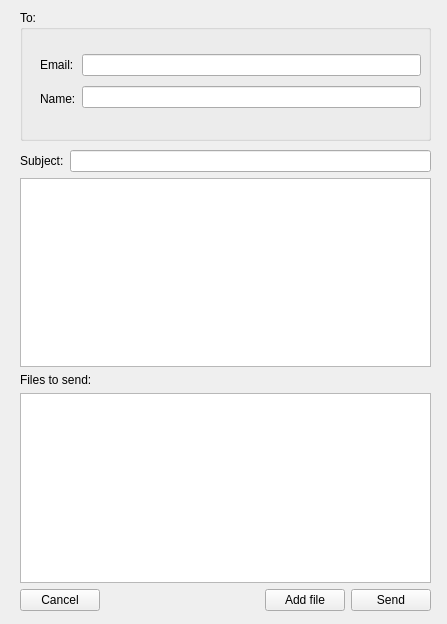
The window that EmailClient/sendtouser.ui (Septiemiy/NG_Project_Email_Client_2024) describes before a commit, drawn with Qt 5.
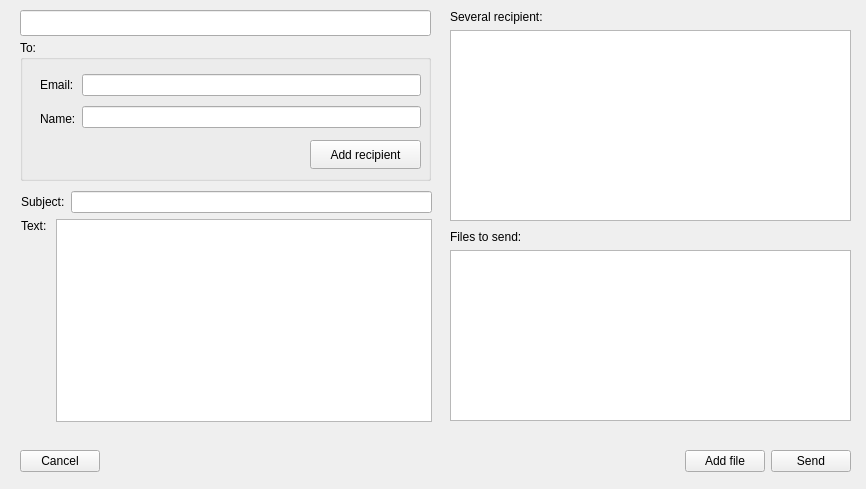
The same window after the commit.

Commit message: New sendtouser ui and make send email for one user

```diff
--- a/EmailClient/sendtouser.ui
+++ b/EmailClient/sendtouser.ui
@@ -6,8 +6,8 @@
    <rect>
     <x>0</x>
     <y>0</y>
-    <width>447</width>
-    <height>624</height>
+    <width>866</width>
+    <height>489</height>
    </rect>
   </property>
   <property name="windowTitle">
@@ -17,19 +17,19 @@
    <property name="geometry">
     <rect>
      <x>20</x>
-     <y>10</y>
+     <y>40</y>
      <width>411</width>
-     <height>131</height>
+     <height>141</height>
     </rect>
    </property>
    <property name="title">
     <string>To:</string>
    </property>
-   <widget class="QWidget" name="">
+   <widget class="QWidget" name="layoutWidget">
     <property name="geometry">
      <rect>
       <x>20</x>
-      <y>40</y>
+      <y>30</y>
       <width>381</width>
       <height>63</height>
      </rect>
@@ -65,51 +65,64 @@
      </item>
     </layout>
    </widget>
-  </widget>
-  <widget class="QWidget" name="">
+   <widget class="QPushButton" name="b_add_recipient">
+    <property name="geometry">
+     <rect>
+      <x>290</x>
+      <y>100</y>
+      <width>111</width>
+      <height>29</height>
+     </rect>
+    </property>
+    <property name="text">
+     <string>Add recipient</string>
+    </property>
+   </widget>
+  </widget>
+  <widget class="QLineEdit" name="e_send_user_message">
    <property name="geometry">
     <rect>
      <x>20</x>
-     <y>150</y>
+     <y>10</y>
      <width>411</width>
-     <height>461</height>
+     <height>26</height>
+    </rect>
+   </property>
+  </widget>
+  <widget class="QWidget" name="">
+   <property name="geometry">
+    <rect>
+     <x>450</x>
+     <y>10</y>
+     <width>401</width>
+     <height>211</height>
     </rect>
    </property>
    <layout class="QVBoxLayout" name="verticalLayout_6">
     <item>
-     <layout class="QHBoxLayout" name="horizontalLayout_2">
-      <item>
-       <widget class="QLabel" name="label_2">
+     <widget class="QLabel" name="label_5">
         <property name="text">
-         <string>Subject:</string>
+       <string>Several recipient:</string>
         </property>
        </widget>
       </item>
       <item>
-       <widget class="QLineEdit" name="e_send_user_subject"/>
-      </item>
-     </layout>
-    </item>
-    <item>
-     <layout class="QVBoxLayout" name="verticalLayout_5">
-      <item>
-       <widget class="QTextEdit" name="te_send_user_text"/>
-      </item>
-      <item>
+     <widget class="QListView" name="lv_send_email_to_users"/>
+    </item>
+   </layout>
+  </widget>
+  <widget class="QWidget" name="">
+   <property name="geometry">
+    <rect>
+     <x>20</x>
+     <y>440</y>
+     <width>831</width>
+     <height>42</height>
+    </rect>
+   </property>
        <layout class="QVBoxLayout" name="verticalLayout_4">
         <item>
-         <layout class="QVBoxLayout" name="verticalLayout_3">
-          <item>
-           <widget class="QLabel" name="label_4">
-            <property name="text">
-             <string>Files to send:</string>
-            </property>
-           </widget>
-          </item>
-          <item>
-           <widget class="QListView" name="lv_send_user_files_list"/>
-          </item>
-         </layout>
+     <layout class="QVBoxLayout" name="verticalLayout_3"/>
         </item>
         <item>
          <layout class="QHBoxLayout" name="horizontalLayout_3">
@@ -150,6 +163,81 @@
          </layout>
         </item>
        </layout>
+  </widget>
+  <widget class="QWidget" name="">
+   <property name="geometry">
+    <rect>
+     <x>450</x>
+     <y>230</y>
+     <width>401</width>
+     <height>191</height>
+    </rect>
+   </property>
+   <layout class="QVBoxLayout" name="verticalLayout_7">
+    <item>
+     <widget class="QLabel" name="label_4">
+      <property name="text">
+       <string>Files to send:</string>
+      </property>
+     </widget>
+    </item>
+    <item>
+     <widget class="QListView" name="lv_send_user_files"/>
+    </item>
+   </layout>
+  </widget>
+  <widget class="QWidget" name="">
+   <property name="geometry">
+    <rect>
+     <x>21</x>
+     <y>191</y>
+     <width>411</width>
+     <height>231</height>
+    </rect>
+   </property>
+   <layout class="QVBoxLayout" name="verticalLayout_8">
+    <item>
+     <layout class="QHBoxLayout" name="horizontalLayout_2">
+      <item>
+       <widget class="QLabel" name="label_2">
+        <property name="text">
+         <string>Subject:</string>
+        </property>
+       </widget>
+      </item>
+      <item>
+       <widget class="QLineEdit" name="e_send_user_subject"/>
+      </item>
+     </layout>
+    </item>
+    <item>
+     <layout class="QHBoxLayout" name="horizontalLayout_4">
+      <item>
+       <layout class="QVBoxLayout" name="verticalLayout_5">
+        <item>
+         <widget class="QLabel" name="label_6">
+          <property name="text">
+           <string>Text: </string>
+          </property>
+         </widget>
+        </item>
+        <item>
+         <spacer name="verticalSpacer">
+          <property name="orientation">
+           <enum>Qt::Vertical</enum>
+          </property>
+          <property name="sizeHint" stdset="0">
+           <size>
+            <width>20</width>
+            <height>158</height>
+           </size>
+          </property>
+         </spacer>
+        </item>
+       </layout>
+      </item>
+      <item>
+       <widget class="QTextEdit" name="te_send_user_text"/>
       </item>
      </layout>
     </item>
```
Lines whose indentation alone changed are shown as unchanged. The commit also changes 7 other files.
